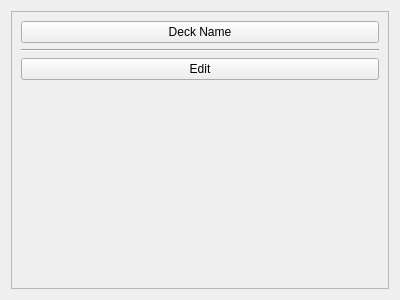
Qt form deck.ui (Szybet/sanki) before a commit.
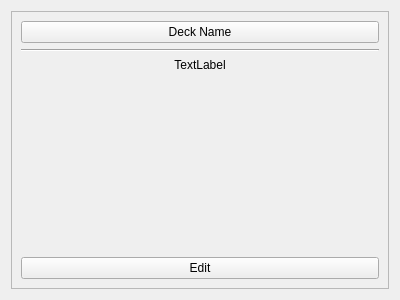
The same form after that commit.

Commit message: basic showing decks

```diff
--- a/deck.ui
+++ b/deck.ui
@@ -25,7 +25,27 @@
      <layout class="QGridLayout" name="gridLayout">
       <item row="0" column="0">
        <layout class="QGridLayout" name="gridLayout_2">
-        <item row="3" column="0">
+        <item row="2" column="0">
+         <widget class="QLabel" name="CardNumberLabel">
+          <property name="layoutDirection">
+           <enum>Qt::LeftToRight</enum>
+          </property>
+          <property name="text">
+           <string>TextLabel</string>
+          </property>
+          <property name="alignment">
+           <set>Qt::AlignCenter</set>
+          </property>
+         </widget>
+        </item>
+        <item row="1" column="0">
+         <widget class="Line" name="line">
+          <property name="orientation">
+           <enum>Qt::Horizontal</enum>
+          </property>
+         </widget>
+        </item>
+        <item row="5" column="0">
          <spacer name="verticalSpacer">
           <property name="orientation">
            <enum>Qt::Vertical</enum>
@@ -38,13 +58,6 @@
           </property>
          </spacer>
         </item>
-        <item row="2" column="0">
-         <widget class="QPushButton" name="pushButton_2">
-          <property name="text">
-           <string>Edit</string>
-          </property>
-         </widget>
-        </item>
         <item row="0" column="0">
          <widget class="QPushButton" name="pushButton">
           <property name="text">
@@ -52,10 +65,10 @@
           </property>
          </widget>
         </item>
-        <item row="1" column="0">
-         <widget class="Line" name="line">
-          <property name="orientation">
-           <enum>Qt::Horizontal</enum>
+        <item row="6" column="0">
+         <widget class="QPushButton" name="EditDeckbutton">
+          <property name="text">
+           <string>Edit</string>
           </property>
          </widget>
         </item>
```
Left out of the diff: 12 changed lines with no effect on the pictures. The commit also changes 25 other files.
